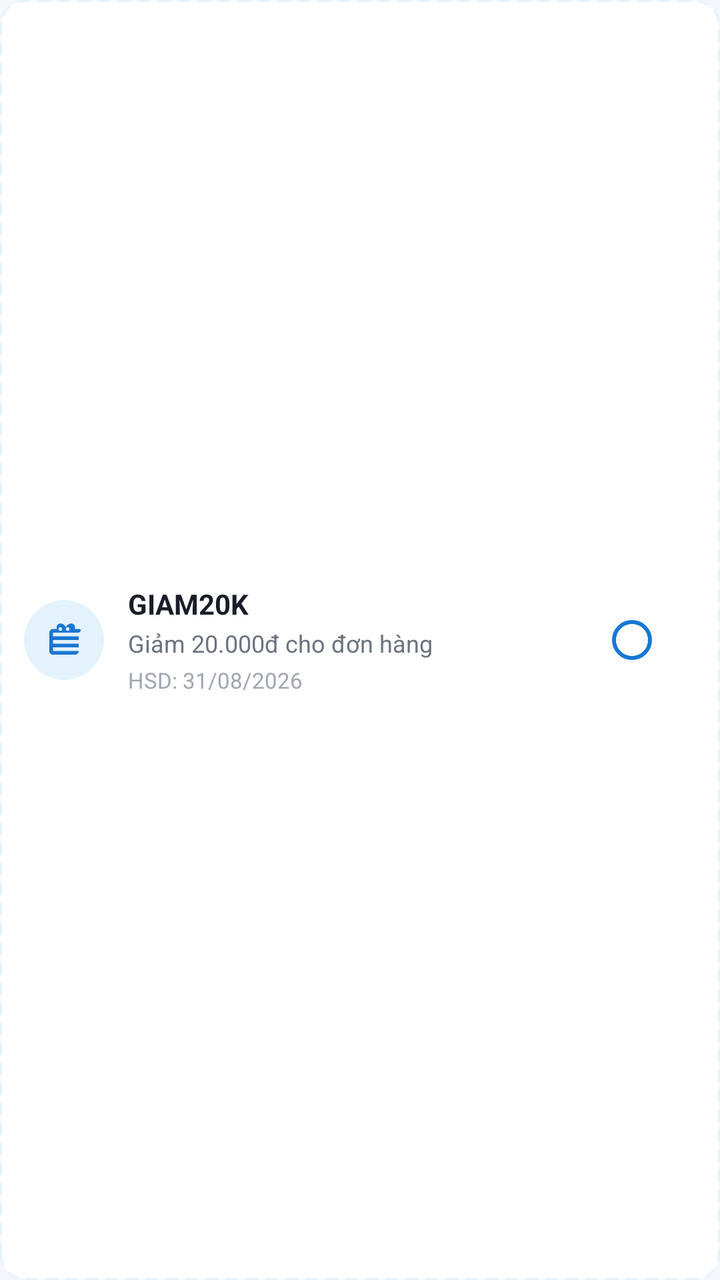
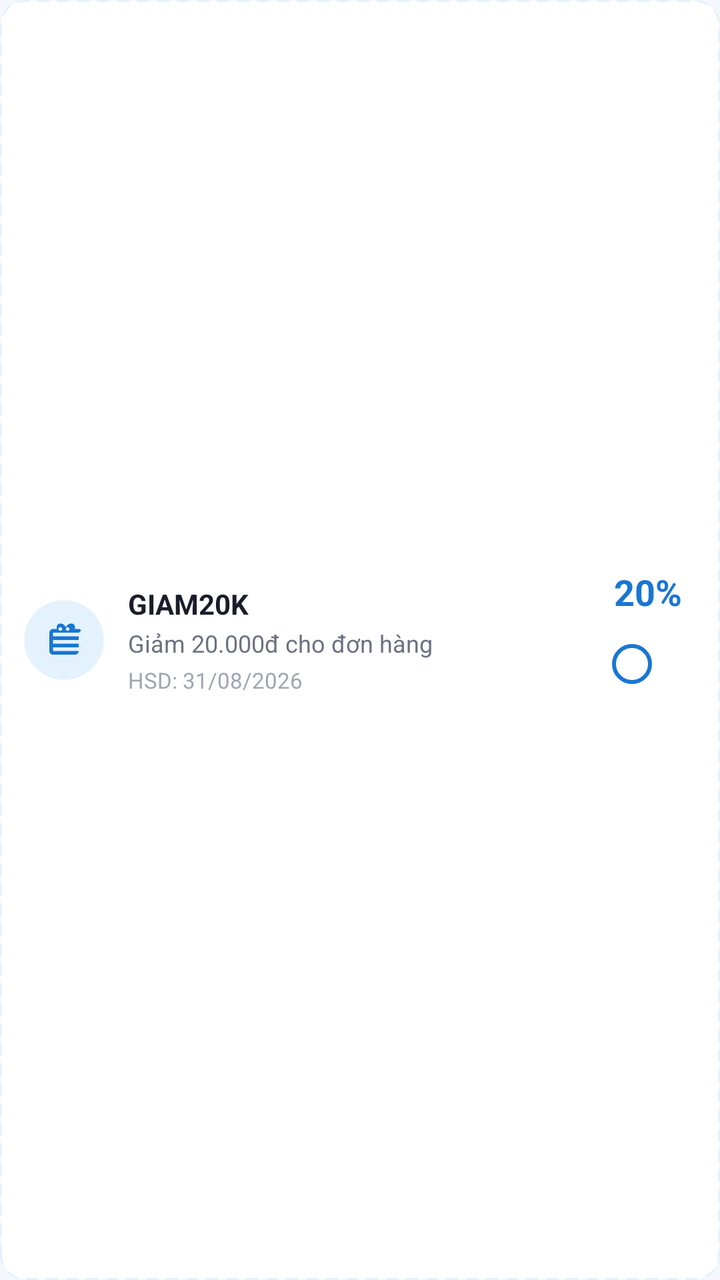

Before-and-after screenshots of an Android layout around one commit, followed by the original layout XML and the change that was made.
<!-- AndroidManifest.xml: application theme Theme.BookApp -->
<!-- res/layout/item_voucher.xml -->
<?xml version="1.0" encoding="utf-8"?>
<LinearLayout xmlns:android="http://schemas.android.com/apk/res/android"
    xmlns:app="http://schemas.android.com/apk/res-auto"
    android:id="@+id/ll_voucher_item"
    android:layout_width="match_parent"
    android:layout_height="wrap_content"
    android:layout_marginBottom="10dp"
    android:background="@drawable/bg_voucher_card"
    android:gravity="center_vertical"
    android:orientation="horizontal"
    android:padding="12dp">

    <androidx.cardview.widget.CardView
        android:layout_width="40dp"
        android:layout_height="40dp"
        app:cardBackgroundColor="@color/primary_light"
        app:cardCornerRadius="20dp"
        app:cardElevation="0dp">

        <ImageView
            android:layout_width="match_parent"
            android:layout_height="match_parent"
            android:padding="9dp"
            android:src="@drawable/ic_voucher"
            app:tint="@color/primary" />
    </androidx.cardview.widget.CardView>

    <LinearLayout
        android:layout_width="0dp"
        android:layout_height="wrap_content"
        android:layout_marginStart="12dp"
        android:layout_weight="1"
        android:orientation="vertical">

        <TextView
            android:id="@+id/tv_voucher_code"
            android:layout_width="match_parent"
            android:layout_height="wrap_content"
            android:text="GIAM20K"
            android:textColor="@color/text_primary"
            android:textSize="14sp"
            android:textStyle="bold" />

        <TextView
            android:id="@+id/tv_voucher_desc"
            android:layout_width="match_parent"
            android:layout_height="wrap_content"
            android:layout_marginTop="2dp"
            android:text="Giảm 20.000đ cho đơn hàng"
            android:textColor="@color/text_secondary"
            android:textSize="12sp" />

        <TextView
            android:id="@+id/tv_voucher_expiry"
            android:layout_width="match_parent"
            android:layout_height="wrap_content"
            android:layout_marginTop="3dp"
            android:text="HSD: 31/08/2026"
            android:textColor="@color/text_hint"
            android:textSize="11sp" />
    </LinearLayout>

    <RadioButton
        android:id="@+id/rb_voucher_select"
        android:layout_width="wrap_content"
        android:layout_height="wrap_content"
        android:buttonTint="@color/primary" />

</LinearLayout>
<!-- resources referenced by this layout -->
<resources>
  <color name="primary">#1976D2</color>
  <color name="primary_light">#E3F2FD</color>
  <color name="text_hint">#A0A6B1</color>
  <color name="text_primary">#1A1D29</color>
  <color name="text_secondary">#6B7280</color>
  <!-- drawable bg_voucher_card (drawable) -->
  <?xml version="1.0" encoding="utf-8"?>
  <shape xmlns:android="http://schemas.android.com/apk/res/android" android:shape="rectangle">
      <solid android:color="@color/surface" />
      <corners android:radius="12dp" />
      <stroke
          android:width="1dp"
          android:color="@color/primary_light"
          android:dashGap="4dp"
          android:dashWidth="6dp" />
  </shape>
  <!-- drawable ic_voucher (drawable) -->
  <vector xmlns:android="http://schemas.android.com/apk/res/android"
      android:width="24dp" android:height="24dp" android:viewportWidth="24" android:viewportHeight="24">
      <path android:fillColor="#FF000000" android:pathData="M20,6h-2.18c0.11,-0.31 0.18,-0.65 0.18,-1a2,2 0,0 0,-2 -2c-1.05,0 -1.98,0.53 -2.53,1.34l-0.47,0.66 -0.47,-0.66C11.98,3.53 11.05,3 10,3a2,2 0,0 0,-2 2c0,0.35 0.07,0.69 0.18,1H6C4.9,6 4,6.9 4,8v10c0,1.1 0.9,2 2,2h12c1.1,0 2,-0.9 2,-2V8C22,6.9 21.1,6 20,6zM10,5c0.55,0 1,0.45 1,1s-0.45,1 -1,1 -1,-0.45 -1,-1 0.45,-1 1,-1zM14,5c0.55,0 1,0.45 1,1s-0.45,1 -1,1 -1,-0.45 -1,-1 0.45,-1 1,-1zM20,18H6v-2h14v2zM20,14H6v-2h14v2zM20,10H6V8h14v2z"/>
  </vector>
  <style name="Theme.BookApp" parent="Theme.MaterialComponents.DayNight.NoActionBar">
          
          <item name="colorPrimary">@color/primary</item>
          
          <item name="colorPrimaryDark">@color/primary_dark</item>
          
          <item name="colorAccent">@color/accent_price</item>
  
          
          <item name="android:windowBackground">@color/background</item>
          
          <item name="android:textColorPrimary">@color/text_primary</item>
      </style>
  <color name="surface">#FFFFFF</color>
  <color name="primary_dark">#0D47A1</color>
  <color name="accent_price">#FF7A00</color>
  <color name="background">#F4F7FB</color>
</resources>

<!-- the commit's change to res/layout/item_voucher.xml (unified diff, before → after) -->
@@ -60,10 +60,29 @@
             android:textSize="11sp" />
     </LinearLayout>
 
-    <RadioButton
-        android:id="@+id/rb_voucher_select"
+    <LinearLayout
         android:layout_width="wrap_content"
         android:layout_height="wrap_content"
-        android:buttonTint="@color/primary" />
+        android:orientation="vertical"
+        android:gravity="center"
+        android:layout_marginStart="8dp">
+
+        <TextView
+            android:id="@+id/tv_voucher_value"
+            android:layout_width="wrap_content"
+            android:layout_height="wrap_content"
+            android:text="20%"
+            android:textColor="@color/primary"
+            android:textSize="18sp"
+            android:textStyle="bold" />
+
+        <RadioButton
+            android:id="@+id/rb_voucher_select"
+            android:layout_width="wrap_content"
+            android:layout_height="wrap_content"
+            android:layout_gravity="center_horizontal"
+            android:buttonTint="@color/primary" />
+
+    </LinearLayout>
 
 </LinearLayout>
<!-- resource entries referenced after the edit -->
@@ -33,6 +33,8 @@
           <item name="android:windowBackground">@color/background</item>
           
           <item name="android:textColorPrimary">@color/text_primary</item>
+          
+          <item name="android:textColorHint">@color/text_hint</item>
       </style>
   <color name="surface">#FFFFFF</color>
   <color name="primary_dark">#0D47A1</color>
